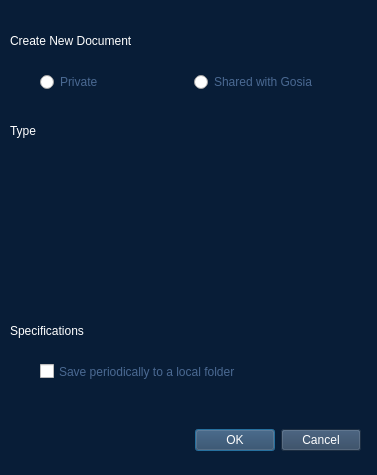
malgorzatagwinner/NewDawn, file popup.ui: the form before one commit.
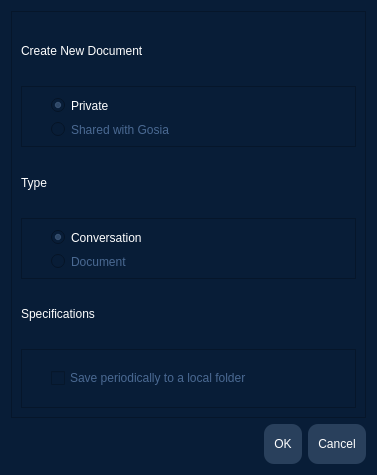
The form after the commit.

Commit message: Add popup and send info from popup to convwindow

Patch:
```diff
--- a/popup.ui
+++ b/popup.ui
@@ -10,159 +10,299 @@
     <height>475</height>
    </rect>
   </property>
+  <property name="sizePolicy">
+   <sizepolicy hsizetype="Fixed" vsizetype="Fixed">
+    <horstretch>0</horstretch>
+    <verstretch>0</verstretch>
+   </sizepolicy>
+  </property>
   <property name="windowTitle">
    <string>Dialog</string>
   </property>
   <property name="styleSheet">
    <string notr="true">QDialog{
 	background-color: rgb(8, 29, 55);
+    color: #FFFFFF;
+}
+QWidget{
+	background-color: rgb(8, 29, 55);
+}
+QLineEdit{
+	min-height: 40px;
+	border: 2px solid rgb(9, 26, 48);
+	border-radius: 20px ;
+	color: #FFF;
+	background-color: rgb(11, 38, 71);
+}
+
+QLineEdit:hover{
+	border: 2px solid rgb(14, 47, 88);
+	background-color: rgb(14, 47, 88);
+}
+
+QLineEdit:focus{
+	border: 2px solid rgb(114, 159, 207);
+	background-color: rgb(14, 47, 88);
+}
+QRadioButton{
+color:rgb(74, 105, 146);
+}
+QRadioButton::indicator:checked{
+    color: #FFFFFF;
+}
+
+QRadioButton::indicator:checked:pressed{
+    color: #FFFFFF;
+}
+QRadioButton:checked{
+	color: rgb(255, 255, 255);
+}
+QCheckBox:checked{
+	color: rgb(255, 255, 255);
+}
+
+QCheckBox{
+	color:rgb(74, 105, 146);
+}
+QPushButton{
+	min-height: 40px;	
+	border-radius: 10px ;
+	background-color: rgb(78, 154, 6); 
+	color: #fff;
+	padding: 0px 10px;
+}
+
+QPushButton:clicked{
+	background-color: rgb(102, 189, 21);
 }</string>
   </property>
-  <widget class="QDialogButtonBox" name="buttonBox">
-   <property name="geometry">
-    <rect>
-     <x>140</x>
-     <y>420</y>
-     <width>221</width>
-     <height>41</height>
-    </rect>
-   </property>
-   <property name="styleSheet">
-    <string notr="true">QPushButton{
+  <layout class="QGridLayout" name="gridLayout">
+   <item row="0" column="0">
+    <widget class="QFrame" name="frame">
+     <property name="sizePolicy">
+      <sizepolicy hsizetype="Expanding" vsizetype="Expanding">
+       <horstretch>0</horstretch>
+       <verstretch>0</verstretch>
+      </sizepolicy>
+     </property>
+     <property name="styleSheet">
+      <string notr="true"/>
+     </property>
+     <property name="frameShape">
+      <enum>QFrame::StyledPanel</enum>
+     </property>
+     <property name="frameShadow">
+      <enum>QFrame::Raised</enum>
+     </property>
+     <layout class="QGridLayout" name="gridLayout_3">
+      <item row="4" column="0">
+       <widget class="QLabel" name="label_2">
+        <property name="sizePolicy">
+         <sizepolicy hsizetype="Expanding" vsizetype="Preferred">
+          <horstretch>0</horstretch>
+          <verstretch>0</verstretch>
+         </sizepolicy>
+        </property>
+        <property name="styleSheet">
+         <string notr="true">QLabel{
+	font: 12pt &quot;Ubuntu&quot;;
+color: rgb(255, 255, 255);
+}</string>
+        </property>
+        <property name="text">
+         <string>Specifications</string>
+        </property>
+       </widget>
+      </item>
+      <item row="3" column="0">
+       <widget class="QFrame" name="frame_3">
+        <property name="frameShape">
+         <enum>QFrame::StyledPanel</enum>
+        </property>
+        <property name="frameShadow">
+         <enum>QFrame::Raised</enum>
+        </property>
+        <layout class="QGridLayout" name="gridLayout_4">
+         <item row="0" column="1">
+          <widget class="QRadioButton" name="type_conv">
+           <property name="styleSheet">
+            <string notr="true"/>
+           </property>
+           <property name="text">
+            <string>Conversation</string>
+           </property>
+           <property name="checked">
+            <bool>true</bool>
+           </property>
+          </widget>
+         </item>
+         <item row="1" column="1">
+          <widget class="QRadioButton" name="type_doc">
+           <property name="styleSheet">
+            <string notr="true"/>
+           </property>
+           <property name="text">
+            <string>Document</string>
+           </property>
+          </widget>
+         </item>
+         <item row="0" column="0">
+          <spacer name="horizontalSpacer_2">
+           <property name="orientation">
+            <enum>Qt::Horizontal</enum>
+           </property>
+           <property name="sizeType">
+            <enum>QSizePolicy::Fixed</enum>
+           </property>
+           <property name="sizeHint" stdset="0">
+            <size>
+             <width>20</width>
+             <height>20</height>
+            </size>
+           </property>
+          </spacer>
+         </item>
+        </layout>
+       </widget>
+      </item>
+      <item row="5" column="0">
+       <widget class="QFrame" name="frame_4">
+        <property name="frameShape">
+         <enum>QFrame::StyledPanel</enum>
+        </property>
+        <property name="frameShadow">
+         <enum>QFrame::Raised</enum>
+        </property>
+        <layout class="QGridLayout" name="gridLayout_5">
+         <item row="0" column="0">
+          <spacer name="horizontalSpacer_3">
+           <property name="orientation">
+            <enum>Qt::Horizontal</enum>
+           </property>
+           <property name="sizeType">
+            <enum>QSizePolicy::Fixed</enum>
+           </property>
+           <property name="sizeHint" stdset="0">
+            <size>
+             <width>20</width>
+             <height>20</height>
+            </size>
+           </property>
+          </spacer>
+         </item>
+         <item row="0" column="1">
+          <widget class="QCheckBox" name="save_to_loc">
+           <property name="styleSheet">
+            <string notr="true"/>
+           </property>
+           <property name="text">
+            <string>Save periodically to a local folder</string>
+           </property>
+          </widget>
+         </item>
+        </layout>
+       </widget>
+      </item>
+      <item row="0" column="0">
+       <widget class="QLabel" name="label">
+        <property name="styleSheet">
+         <string notr="true">QLabel{
+	font: 12pt &quot;Ubuntu&quot;;
+color: rgb(255, 255, 255);
+}</string>
+        </property>
+        <property name="text">
+         <string>Create New Document</string>
+        </property>
+       </widget>
+      </item>
+      <item row="1" column="0">
+       <widget class="QFrame" name="frame_2">
+        <property name="styleSheet">
+         <string notr="true"/>
+        </property>
+        <property name="frameShape">
+         <enum>QFrame::StyledPanel</enum>
+        </property>
+        <property name="frameShadow">
+         <enum>QFrame::Raised</enum>
+        </property>
+        <layout class="QGridLayout" name="gridLayout_2">
+         <item row="0" column="1">
+          <widget class="QRadioButton" name="private_doc">
+           <property name="styleSheet">
+            <string notr="true"/>
+           </property>
+           <property name="text">
+            <string>Private</string>
+           </property>
+           <property name="checked">
+            <bool>true</bool>
+           </property>
+          </widget>
+         </item>
+         <item row="1" column="1">
+          <widget class="QRadioButton" name="shared_doc">
+           <property name="styleSheet">
+            <string notr="true"/>
+           </property>
+           <property name="text">
+            <string>Shared with Gosia</string>
+           </property>
+          </widget>
+         </item>
+         <item row="0" column="0">
+          <spacer name="horizontalSpacer">
+           <property name="orientation">
+            <enum>Qt::Horizontal</enum>
+           </property>
+           <property name="sizeType">
+            <enum>QSizePolicy::Fixed</enum>
+           </property>
+           <property name="sizeHint" stdset="0">
+            <size>
+             <width>20</width>
+             <height>20</height>
+            </size>
+           </property>
+          </spacer>
+         </item>
+        </layout>
+       </widget>
+      </item>
+      <item row="2" column="0">
+       <widget class="QLabel" name="label_3">
+        <property name="styleSheet">
+         <string notr="true">QLabel{
+	font: 12pt &quot;Ubuntu&quot;;
+color: rgb(255, 255, 255);
+}</string>
+        </property>
+        <property name="text">
+         <string>Type</string>
+        </property>
+       </widget>
+      </item>
+     </layout>
+    </widget>
+   </item>
+   <item row="1" column="0">
+    <widget class="QDialogButtonBox" name="buttonBox">
+     <property name="styleSheet">
+      <string notr="true">QPushButton{
 	color: rgb(255, 255, 255);
 	background-color: rgb(41, 64, 92);
 }</string>
-   </property>
-   <property name="orientation">
-    <enum>Qt::Horizontal</enum>
-   </property>
-   <property name="standardButtons">
-    <set>QDialogButtonBox::Cancel|QDialogButtonBox::Ok</set>
-   </property>
-  </widget>
-  <widget class="QLabel" name="label">
-   <property name="geometry">
-    <rect>
-     <x>10</x>
-     <y>20</y>
-     <width>181</width>
-     <height>41</height>
-    </rect>
-   </property>
-   <property name="styleSheet">
-    <string notr="true">QLabel{
-	font: 12pt &quot;Ubuntu&quot;;
-color: rgb(255, 255, 255);
-}</string>
-   </property>
-   <property name="text">
-    <string>Create New Document</string>
-   </property>
-  </widget>
-  <widget class="QCheckBox" name="checkBox_3">
-   <property name="geometry">
-    <rect>
-     <x>40</x>
-     <y>360</y>
-     <width>241</width>
-     <height>23</height>
-    </rect>
-   </property>
-   <property name="styleSheet">
-    <string notr="true">QCheckBox{
-color:rgb(74, 105, 146);
-}
-
-QCheckBox:focus{
-	color: rgb(255, 255, 255);
-}</string>
-   </property>
-   <property name="text">
-    <string>Save periodically to a local folder</string>
-   </property>
-  </widget>
-  <widget class="QLabel" name="label_2">
-   <property name="geometry">
-    <rect>
-     <x>10</x>
-     <y>310</y>
-     <width>181</width>
-     <height>41</height>
-    </rect>
-   </property>
-   <property name="styleSheet">
-    <string notr="true">QLabel{
-	font: 12pt &quot;Ubuntu&quot;;
-color: rgb(255, 255, 255);
-}</string>
-   </property>
-   <property name="text">
-    <string>Specifications</string>
-   </property>
-  </widget>
-  <widget class="QLabel" name="label_3">
-   <property name="geometry">
-    <rect>
-     <x>10</x>
-     <y>110</y>
-     <width>41</width>
-     <height>41</height>
-    </rect>
-   </property>
-   <property name="styleSheet">
-    <string notr="true">QLabel{
-	font: 12pt &quot;Ubuntu&quot;;
-color: rgb(255, 255, 255);
-}</string>
-   </property>
-   <property name="text">
-    <string>Type</string>
-   </property>
-  </widget>
-  <widget class="QWidget" name="">
-   <property name="geometry">
-    <rect>
-     <x>40</x>
-     <y>70</y>
-     <width>301</width>
-     <height>25</height>
-    </rect>
-   </property>
-   <layout class="QHBoxLayout" name="horizontalLayout">
-    <item>
-     <widget class="QRadioButton" name="radioButton">
-      <property name="styleSheet">
-       <string notr="true">QRadioButton{
-color:rgb(74, 105, 146);
-}
-
-QRadioButton:focus{
-	color: rgb(255, 255, 255);
-}</string>
-      </property>
-      <property name="text">
-       <string>Private</string>
-      </property>
-     </widget>
-    </item>
-    <item>
-     <widget class="QRadioButton" name="radioButton_2">
-      <property name="styleSheet">
-       <string notr="true">QRadioButton{
-color:rgb(74, 105, 146);
-}
-
-QRadioButton:focus{
-	color: rgb(255, 255, 255);
-}</string>
-      </property>
-      <property name="text">
-       <string>Shared with Gosia</string>
-      </property>
-     </widget>
-    </item>
-   </layout>
-  </widget>
+     </property>
+     <property name="orientation">
+      <enum>Qt::Horizontal</enum>
+     </property>
+     <property name="standardButtons">
+      <set>QDialogButtonBox::Cancel|QDialogButtonBox::Ok</set>
+     </property>
+    </widget>
+   </item>
+  </layout>
  </widget>
  <resources/>
  <connections>
```
The commit also changes 2 other files.
